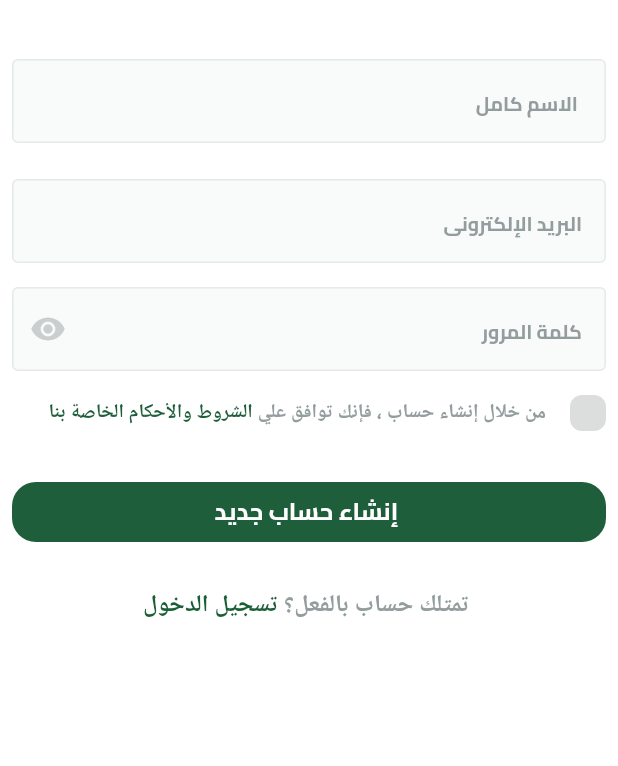
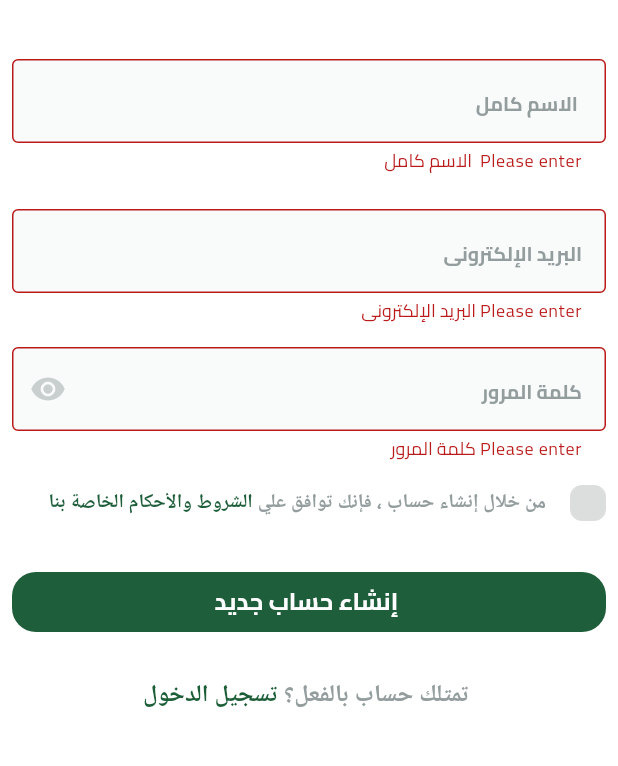
Before and after one commit to mahmoud-dagher/fruit-hub, a Flutter app: the SignupView screen opened directly, after a tap on "إنشاء حساب جديد", on a phone screen of 412 x 824 dp, the part 61-827 px from its top. Run offline on Flutter 3.47's test engine with Material 3 defaults, Android fonts, the phone set to English and light mode, and no system bars; drawn by our look-alikes of modal_progress_hud_nsn; our stand-ins replace dartz, dots_indicator, firebase_auth, firebase_core, flutter_bloc, flutter_svg and 3 more; accounts and stored records are empty.

Commit message:
password field created

```diff
--- a/lib/core/cubits/signup_cubit/signup_cubit.dart
+++ b/lib/core/cubits/signup_cubit/signup_cubit.dart
@@ -1,10 +1,11 @@
-import 'package:bloc/bloc.dart';
+import 'package:flutter_bloc/flutter_bloc.dart';
 import 'package:fruits_hub/core/cubits/signup_cubit/signup_states.dart';
 import 'package:fruits_hub/features/auth/domain/repos/auth_repo.dart';
 
 class SignupCubit extends Cubit<SignupStates> {
-  SignupCubit(super.initialState, this.authRepo);
   final AuthRepo authRepo;
+  SignupCubit(this.authRepo) : super(SignupInitial());
+
   Future<void> createUserWithEmailAndPassword(
     String email,
     String password,
--- /dev/null
+++ b/lib/core/helper_functions/build_error_bar.dart
@@ -0,0 +1,5 @@
+import 'package:flutter/material.dart';
+
+void buildErrorBar(BuildContext context, String message) {
+  ScaffoldMessenger.of(context).showSnackBar(SnackBar(content: Text(message)));
+}
--- a/lib/core/widgets/custom_text_formfield.dart
+++ b/lib/core/widgets/custom_text_form_field.dart
@@ -6,34 +6,39 @@ import 'package:fruits_hub/core/utils/styles/text_style.dart';
 class CustomTextFormField extends StatelessWidget {
   const CustomTextFormField({
     super.key,
-    required this.hint,
+
     this.suffixIcon,
     this.prefixIcon,
     required this.inputType,
     this.onSaved,
     this.onChanged,
-    this.maxLines,
+
     this.useFloatingLabel = false,
     this.backgroundColor,
     this.controller,
+    this.obscureText = false,
+
+    this.hint,
   });
 
+  final Widget? suffixIcon;
+  final IconData? prefixIcon;
   final String? hint;
-  final IconData? suffixIcon;
-  final IconData? prefixIcon;
-  final TextInputType? inputType;
+  final TextInputType inputType;
   final void Function(String?)? onSaved;
   final ValueSetter<String>? onChanged;
-  final int? maxLines;
+
   final bool useFloatingLabel;
   final Color? backgroundColor;
   final TextEditingController? controller;
+  final bool obscureText;
+
   @override
   Widget build(BuildContext context) {
     return TextFormField(
-      key: Key(hint!),
+      key: Key(hint.toString()),
       keyboardType: inputType,
-      obscureText: hint == 'Enter Password' ? true : false,
+      obscureText: obscureText,
 
       onSaved: onSaved,
       validator: (value) {
@@ -44,7 +49,6 @@ class CustomTextFormField extends StatelessWidget {
       },
       onChanged: onChanged,
       controller: controller,
-      maxLines: maxLines,
       style: const TextStyle(overflow: TextOverflow.ellipsis),
       decoration: InputDecoration(
         filled: true,
@@ -57,9 +61,7 @@ class CustomTextFormField extends StatelessWidget {
         labelStyle: const TextStyle(color: null),
         hintStyle: TextStyles.bold13.copyWith(color: const Color(0xFF949D9E)),
         prefixIcon: prefixIcon != null ? Icon(prefixIcon, color: null) : null,
-        suffixIcon: suffixIcon != null
-            ? Icon(suffixIcon, color: const Color(0xffC9CECF))
-            : null,
+        suffixIcon: suffixIcon,
       ),
     );
   }
--- /dev/null
+++ b/lib/core/widgets/password_field.dart
@@ -0,0 +1,33 @@
+import 'package:flutter/material.dart';
+import 'package:fruits_hub/core/widgets/custom_text_form_field.dart';
+
+class PasswordField extends StatefulWidget {
+  const PasswordField({super.key, this.onSaved});
+
+  final void Function(String?)? onSaved;
+
+  @override
+  State<PasswordField> createState() => _PasswordFieldState();
+}
+
+class _PasswordFieldState extends State<PasswordField> {
+  bool obscureText = true;
+  @override
+  Widget build(BuildContext context) {
+    return CustomTextFormField(
+      obscureText: obscureText,
+      onSaved: widget.onSaved,
+      suffixIcon: GestureDetector(
+        onTap: () {
+          obscureText = !obscureText;
+          setState(() {});
+        },
+        child: obscureText
+            ? const Icon(Icons.remove_red_eye, color: Color(0xffC9CECF))
+            : const Icon(Icons.visibility_off, color: Color(0xffC9CECF)),
+      ),
+      hint: 'كلمة المرور',
+      inputType: TextInputType.visiblePassword,
+    );
+  }
+}
--- a/lib/features/auth/domain/repos/auth_repo.dart
+++ b/lib/features/auth/domain/repos/auth_repo.dart
@@ -7,6 +7,5 @@ abstract class AuthRepo {
     String email,
     String password,
     String name,
-    String uid,
   );
 }
--- a/lib/features/auth/views/signup_view.dart
+++ b/lib/features/auth/views/signup_view.dart
@@ -1,6 +1,13 @@
 import 'package:flutter/material.dart';
+import 'package:fruits_hub/core/cubits/signup_cubit/signup_cubit.dart';
+import 'package:fruits_hub/core/cubits/signup_cubit/signup_states.dart';
+import 'package:fruits_hub/core/helper_functions/build_error_bar.dart';
+import 'package:fruits_hub/core/services/get_it_service.dart';
 import 'package:fruits_hub/core/widgets/custom_app_bar.dart';
+import 'package:fruits_hub/features/auth/domain/repos/auth_repo.dart';
 import 'package:fruits_hub/features/auth/widgets/signup_view_body.dart';
+import 'package:flutter_bloc/flutter_bloc.dart';
+import 'package:modal_progress_hud_nsn/modal_progress_hud_nsn.dart';
 
 class SignupView extends StatelessWidget {
   const SignupView({super.key});
@@ -8,9 +15,34 @@ class SignupView extends StatelessWidget {
 
   @override
   Widget build(BuildContext context) {
-    return Scaffold(
-      appBar: buildAppBar(title: 'تسجيل دخول'),
-      body: const SignupViewBody(),
+    return BlocProvider(
+      create: (context) => SignupCubit(getIt<AuthRepo>()),
+      child: Scaffold(
+        appBar: buildAppBar(title: 'تسجيل دخول'),
+        body: const SignupViewBodyBlocConsumer(),
+      ),
     );
   }
 }
+
+class SignupViewBodyBlocConsumer extends StatelessWidget {
+  const SignupViewBodyBlocConsumer({super.key});
+
+  @override
+  Widget build(BuildContext context) {
+    return BlocConsumer<SignupCubit, SignupStates>(
+      listener: (context, state) {
+        if (state is SignupSuccess) {}
+        if (state is SignupFailure) {
+          buildErrorBar(context, state.message);
+        }
+      },
+      builder: (context, state) {
+        return ModalProgressHUD(
+          inAsyncCall: state is SignupLoading ? true : false,
+          child: const SignupViewBody(),
+        );
+      },
+    );
+  }
+}
--- a/lib/features/auth/widgets/signup_view_body.dart
+++ b/lib/features/auth/widgets/signup_view_body.dart
@@ -1,44 +1,81 @@
 import 'package:flutter/material.dart';
+import 'package:flutter_bloc/flutter_bloc.dart';
+import 'package:fruits_hub/core/cubits/signup_cubit/signup_cubit.dart';
 import 'package:fruits_hub/core/widgets/custom_button.dart';
-import 'package:fruits_hub/core/widgets/custom_text_formField.dart';
+import 'package:fruits_hub/core/widgets/custom_text_form_field.dart';
 import 'package:fruits_hub/core/widgets/have_an_account.dart';
+import 'package:fruits_hub/core/widgets/password_field.dart';
 import 'package:fruits_hub/core/widgets/terms_and_conditions.dart';
 
-class SignupViewBody extends StatelessWidget {
+class SignupViewBody extends StatefulWidget {
   const SignupViewBody({super.key});
 
+  @override
+  State<SignupViewBody> createState() => _SignupViewBodyState();
+}
+
+class _SignupViewBodyState extends State<SignupViewBody> {
+  final GlobalKey<FormState> formKey = GlobalKey<FormState>();
+  AutovalidateMode autovalidateMode = AutovalidateMode.disabled;
+  late String? email, userName, password;
   @override
   Widget build(BuildContext context) {
     return SingleChildScrollView(
       child: Padding(
         padding: const EdgeInsets.symmetric(horizontal: 8.0),
+        child: Form(
+          key: formKey,
+          autovalidateMode: autovalidateMode,
           child: Column(
             children: [
               const SizedBox(height: 24),
-            const CustomTextFormField(
+              CustomTextFormField(
+                onSaved: (value) {
+                  userName = value;
+                },
                 hint: ' الاسم كامل',
                 inputType: TextInputType.emailAddress,
               ),
               const SizedBox(height: 24),
-            const CustomTextFormField(
+              CustomTextFormField(
+                onSaved: (value) {
+                  email = value;
+                },
                 hint: 'البريد الإلكترونى',
                 inputType: TextInputType.emailAddress,
               ),
               const SizedBox(height: 16),
-            const CustomTextFormField(
-              suffixIcon: Icons.remove_red_eye,
-              hint: 'كلمة المرور',
-              inputType: TextInputType.visiblePassword,
+              PasswordField(
+                onSaved: (value) {
+                  password = value;
+                },
               ),
               const SizedBox(height: 16),
               const TermsAndConditions(),
               const SizedBox(height: 30),
-            GeneralButton(onTap: () {}, text: ' إنشاء حساب جديد'),
+              GeneralButton(
+                onTap: () {
+                  if (formKey.currentState!.validate()) {
+                    formKey.currentState!.save();
+                    context.read<SignupCubit>().createUserWithEmailAndPassword(
+                      email!,
+                      password!,
+                      userName!,
+                    );
+                  } else {
+                    setState(() {
+                      autovalidateMode = AutovalidateMode.always;
+                    });
+                  }
+                },
+                text: ' إنشاء حساب جديد',
+              ),
               const SizedBox(height: 26),
               const HaveAnAccount(),
             ],
           ),
         ),
+      ),
     );
   }
 }
--- a/pubspec.yaml
+++ b/pubspec.yaml
@@ -15,10 +15,14 @@ dependencies:
   firebase_core: ^3.15.1
   flutter:
     sdk: flutter
+  flutter_bloc: ^9.1.1
   flutter_localizations:
     sdk: flutter
   flutter_svg: ^2.2.0
+  get_it: ^8.0.3
   intl: ^0.20.2
+
+  modal_progress_hud_nsn: ^0.5.1
   shared_preferences: ^2.5.3
 
 dev_dependencies:
```
Also changed, not shown: lib/core/services/custom_bloc_observer.dart (added, +20 -0 lines), lib/core/services/firebase_auth_service.dart (+6 -6 lines), lib/core/services/get_it_service.dart (added, +17 -0 lines), lib/features/auth/data/repos/auth_repo_impel.dart (+39 -5 lines), lib/features/auth/widgets/login_view_body.dart (+3 -6 lines), lib/main.dart (+6 -1 lines), pubspec.lock, 3 other files. Lines whose indentation alone changed are shown as unchanged.
